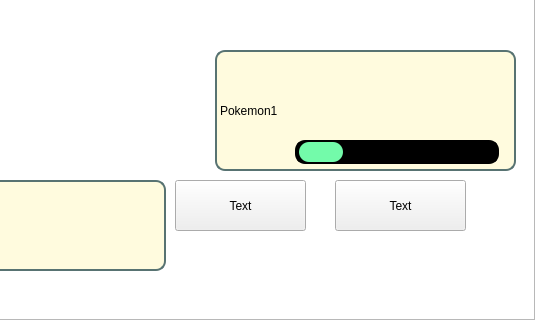
Qt form Dev/KriticalHit_App/simulationmenu.ui (PaulNowak36/Kritical-Hit) before a commit; both pictures show x 265 to 800 and y 160 to 480 of the 800 by 480 pixel window.
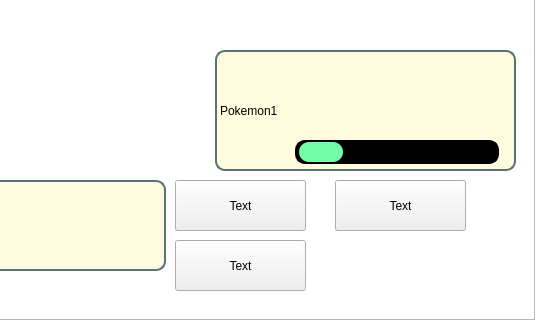
The same form after that commit. Icons and pictures are not drawn.

```diff
--- a/Dev/KriticalHit_App/simulationmenu.ui
+++ b/Dev/KriticalHit_App/simulationmenu.ui
@@ -236,6 +236,19 @@
     <string>Text</string>
    </property>
   </widget>
+  <widget class="QPushButton" name="attackButton_3">
+   <property name="geometry">
+    <rect>
+     <x>440</x>
+     <y>400</y>
+     <width>131</width>
+     <height>51</height>
+    </rect>
+   </property>
+   <property name="text">
+    <string>Text</string>
+   </property>
+  </widget>
   <zorder>graphicsView</zorder>
   <zorder>attackButton_1</zorder>
   <zorder>playerLabel</zorder>
@@ -249,6 +262,7 @@
   <zorder>opponentHP</zorder>
   <zorder>playerHP</zorder>
   <zorder>attackButton_2</zorder>
+  <zorder>attackButton_3</zorder>
  </widget>
  <resources/>
  <connections/>
```
